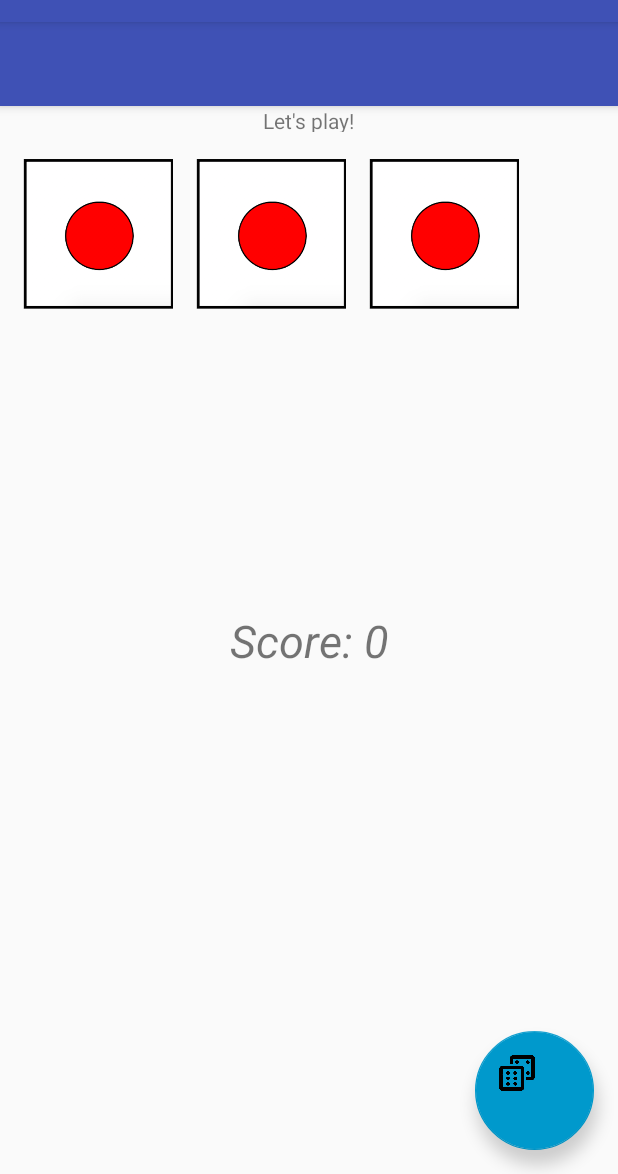
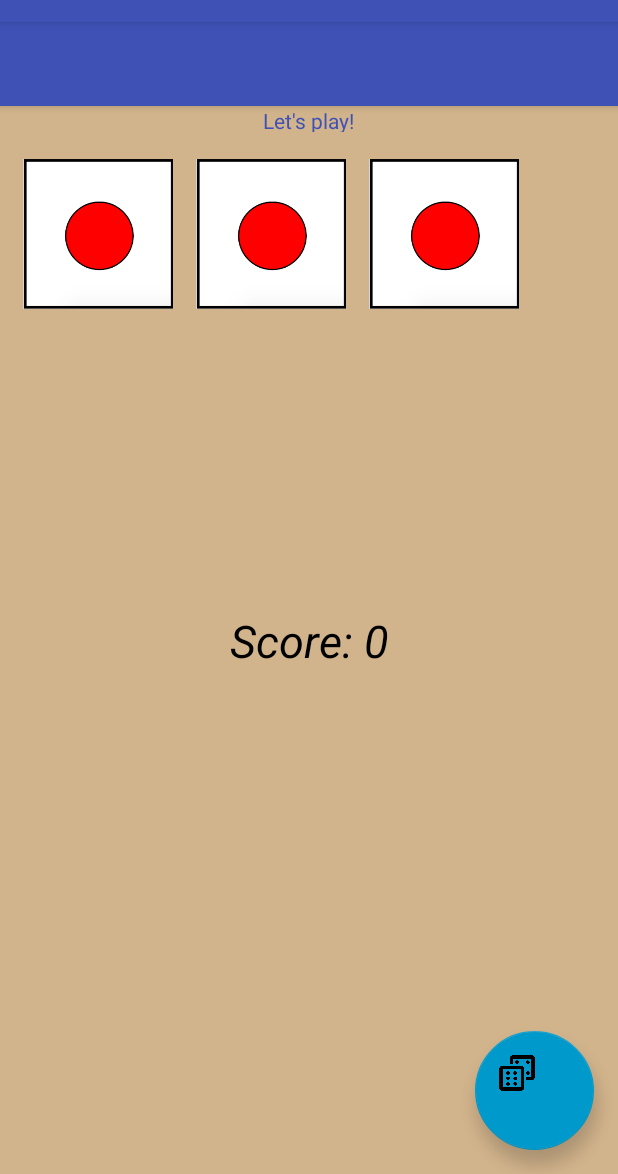
Before and after one commit to carolina-santos/DiceOut, an Android app: the MainActivity screen opened directly, with no data from a screen before it, on a phone screen of 412 x 824 dp, the part 62-1236 px from its top. Run offline under Robolectric (Android 15) with nearby library versions, the phone set to English and light mode, and no system bars; 1 statement that could not run was skipped.

Commit message:
changing colors

```diff
--- a/app/src/main/res/layout/content_main.xml
+++ b/app/src/main/res/layout/content_main.xml
@@ -4,6 +4,7 @@
     xmlns:tools="http://schemas.android.com/tools"
     android:layout_width="match_parent"
     android:layout_height="match_parent"
+    android:background="#D2B48C"
     app:layout_behavior="@string/appbar_scrolling_view_behavior"
     tools:context=".MainActivity"
     tools:showIn="@layout/activity_main">
@@ -12,8 +13,8 @@
         android:id="@+id/rollResult"
         android:layout_width="wrap_content"
         android:layout_height="17dp"
-            android:layout_marginTop="5dp"
         android:text="Let's play!"
+        android:textColor="@color/colorPrimary"
         app:layout_constraintLeft_toLeftOf="parent"
         app:layout_constraintRight_toRightOf="parent" />
 
@@ -21,33 +22,31 @@
     <LinearLayout
         android:layout_width="match_parent"
         android:layout_height="match_parent">
+
         <ImageView
+            android:id="@+id/die1image"
             android:layout_width="100dp"
             android:layout_height="100dp"
-            android:id="@+id/die1image"
+            android:layout_marginLeft="15dp"
             android:layout_marginTop="35dp"
-            android:src="@drawable/d1"
-            android:layout_marginLeft= "15dp"
-            />
+            android:src="@drawable/d1" />
 
         <ImageView
+            android:id="@+id/die2image"
             android:layout_width="100dp"
             android:layout_height="100dp"
-            android:id="@+id/die2image"
+            android:layout_marginLeft="15dp"
             android:layout_marginTop="35dp"
-            android:src="@drawable/d1"
-            android:layout_marginLeft="15dp"
-             />
+            android:src="@drawable/d1" />
 
         <ImageView
+            android:id="@+id/die3image"
             android:layout_width="100dp"
             android:layout_height="100dp"
-            android:id="@+id/die3image"
-            android:layout_marginTop="35dp"
-            android:src="@drawable/d1"
             android:layout_marginLeft="15dp"
             android:layout_marginRight="15dp"
-            />
+            android:layout_marginTop="35dp"
+            android:src="@drawable/d1" />
     </LinearLayout>
 
     <TextView
@@ -56,6 +55,7 @@
         android:layout_height="wrap_content"
         android:padding="5dp"
         android:text="Score: 0"
+        android:textColor="@android:color/background_dark"
         android:textSize="30sp"
         android:textStyle="italic"
         app:layout_constraintBottom_toBottomOf="parent"
--- a/app/src/main/res/values/colors.xml
+++ b/app/src/main/res/values/colors.xml
@@ -1,6 +1,6 @@
 <?xml version="1.0" encoding="utf-8"?>
 <resources>
-    <color name="colorPrimary">#3F51B5</color>
+    <color name="colorPrimary">#3f51b5</color>
     <color name="colorPrimaryDark">#303F9F</color>
     <color name="colorAccent">#FF4081</color>
 </resources>
```
Lines whose indentation alone changed are shown as unchanged.
